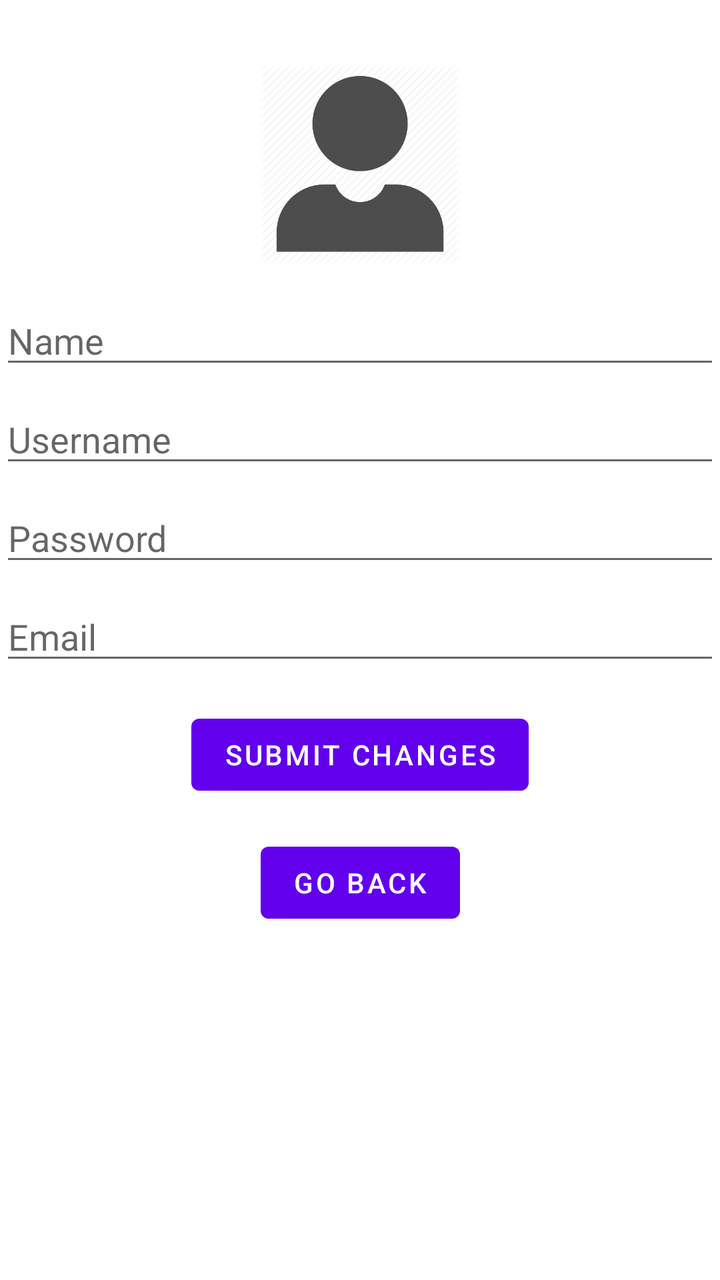
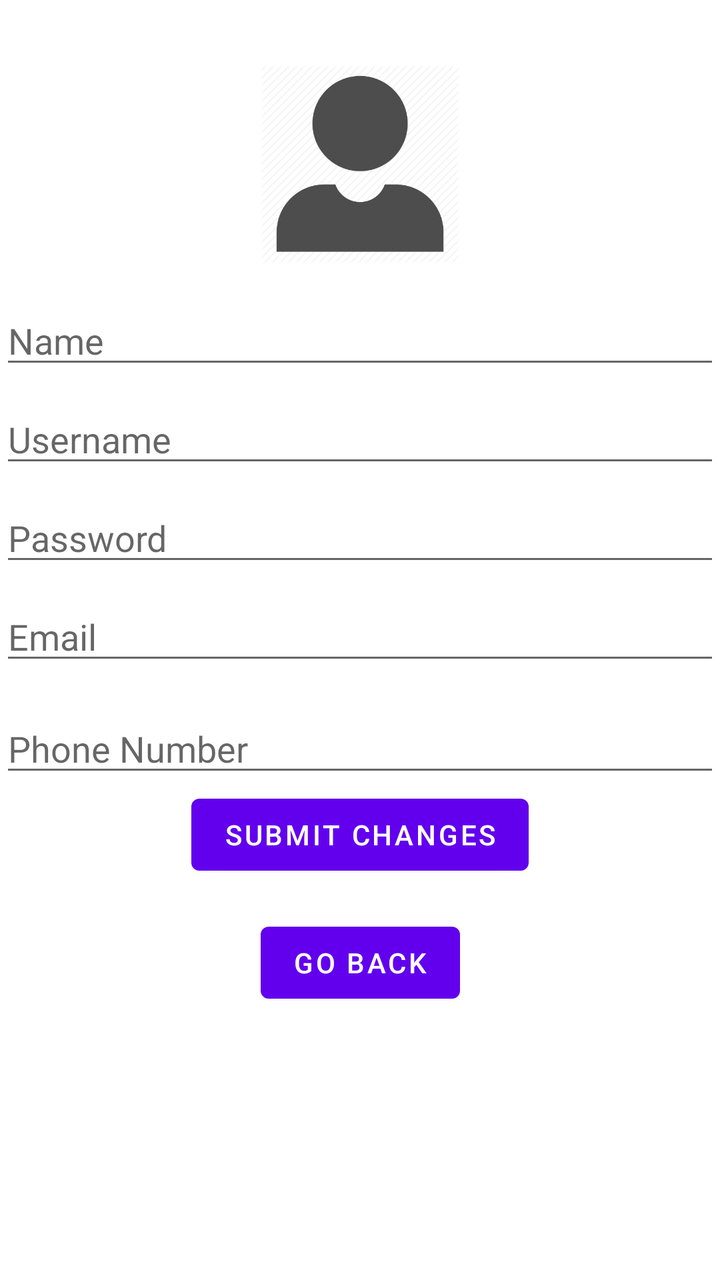

The first picture is an Android layout as it rendered before a commit; the second is the same layout after the commit. The layout source and the unified diff follow.
<!-- AndroidManifest.xml: application theme Theme.PRM392_TaiXiuFBT -->
<!-- res/layout/fragment_changeinfo.xml -->
<?xml version="1.0" encoding="utf-8"?>
<androidx.constraintlayout.widget.ConstraintLayout xmlns:android="http://schemas.android.com/apk/res/android"
    xmlns:app="http://schemas.android.com/apk/res-auto"
    android:layout_width="match_parent"
    android:layout_height="match_parent">

    <ImageView
        android:id="@+id/profileImageView"
        android:layout_width="100dp"
        android:layout_height="100dp"
        android:src="@drawable/ic_account"
        app:layout_constraintTop_toTopOf="parent"
        app:layout_constraintStart_toStartOf="parent"
        app:layout_constraintEnd_toEndOf="parent"
        android:layout_marginTop="32dp"/>

    <EditText
        android:id="@+id/nameEditText"
        android:layout_width="0dp"
        android:layout_height="wrap_content"
        android:hint="Name"
        app:layout_constraintTop_toBottomOf="@id/profileImageView"
        app:layout_constraintStart_toStartOf="parent"
        app:layout_constraintEnd_toEndOf="parent"
        android:layout_marginTop="16dp"/>

    <EditText
        android:id="@+id/usernameEditText"
        android:layout_width="0dp"
        android:layout_height="wrap_content"
        android:hint="Username"
        app:layout_constraintTop_toBottomOf="@id/nameEditText"
        app:layout_constraintStart_toStartOf="parent"
        app:layout_constraintEnd_toEndOf="parent"
        android:layout_marginTop="8dp"/>

    <EditText
        android:id="@+id/passwordEditText"
        android:layout_width="0dp"
        android:layout_height="wrap_content"
        android:hint="Password"
        android:inputType="textPassword"
        app:layout_constraintTop_toBottomOf="@id/usernameEditText"
        app:layout_constraintStart_toStartOf="parent"
        app:layout_constraintEnd_toEndOf="parent"
        android:layout_marginTop="8dp"/>

    <EditText
        android:id="@+id/emailEditText"
        android:layout_width="0dp"
        android:layout_height="wrap_content"
        android:hint="Email"
        android:inputType="textEmailAddress"
        app:layout_constraintTop_toBottomOf="@id/passwordEditText"
        app:layout_constraintStart_toStartOf="parent"
        app:layout_constraintEnd_toEndOf="parent"
        android:layout_marginTop="8dp"/>

    <Button
        android:id="@+id/submitChangesButton"
        android:layout_width="wrap_content"
        android:layout_height="wrap_content"
        android:text="Submit Changes"
        app:layout_constraintTop_toBottomOf="@id/emailEditText"
        app:layout_constraintStart_toStartOf="parent"
        app:layout_constraintEnd_toEndOf="parent"
        android:layout_marginTop="16dp"/>
    <Button
        android:id="@+id/gotoAccountFragmentButton"
        android:layout_width="wrap_content"
        android:layout_height="wrap_content"
        android:text="Go Back"
        app:layout_constraintTop_toBottomOf="@id/submitChangesButton"
        app:layout_constraintStart_toStartOf="parent"
        app:layout_constraintEnd_toEndOf="parent"
        android:layout_marginTop="16dp"/>
</androidx.constraintlayout.widget.ConstraintLayout>
<!-- resources referenced by this layout -->
<resources>
  <!-- drawable ic_account: png bitmap (drawable, 16172 bytes) -->
  <style name="Theme.PRM392_TaiXiuFBT" parent="Theme.MaterialComponents.DayNight.DarkActionBar">
          
          <item name="colorPrimary">@color/purple_500</item>
          <item name="colorPrimaryVariant">@color/purple_700</item>
          <item name="colorOnPrimary">@color/white</item>
          
          <item name="colorSecondary">@color/teal_200</item>
          <item name="colorSecondaryVariant">@color/teal_700</item>
          <item name="colorOnSecondary">@color/black</item>
          
          <item name="android:statusBarColor">?attr/colorPrimaryVariant</item>
          
      </style>
  <color name="purple_500">#FF6200EE</color>
  <color name="purple_700">#FF3700B3</color>
  <color name="white">#FFFFFFFF</color>
  <color name="teal_200">#FF03DAC5</color>
  <color name="teal_700">#FF018786</color>
  <color name="black">#FF000000</color>
</resources>

<!-- the commit's change to res/layout/fragment_changeinfo.xml (unified diff, before → after) -->
@@ -1,6 +1,7 @@
 <?xml version="1.0" encoding="utf-8"?>
 <androidx.constraintlayout.widget.ConstraintLayout xmlns:android="http://schemas.android.com/apk/res/android"
     xmlns:app="http://schemas.android.com/apk/res-auto"
+    xmlns:tools="http://schemas.android.com/tools"
     android:layout_width="match_parent"
     android:layout_height="match_parent">
 
@@ -56,15 +57,28 @@
         app:layout_constraintEnd_toEndOf="parent"
         android:layout_marginTop="8dp"/>
 
+    <EditText
+        android:id="@+id/phoneEditText"
+        android:layout_width="0dp"
+        android:layout_height="wrap_content"
+        android:layout_marginTop="64dp"
+        android:hint="Phone Number"
+        android:inputType="text|phone"
+        app:layout_constraintEnd_toEndOf="parent"
+        app:layout_constraintHorizontal_bias="0.0"
+        app:layout_constraintStart_toStartOf="parent"
+        app:layout_constraintTop_toBottomOf="@id/passwordEditText" />
+
     <Button
         android:id="@+id/submitChangesButton"
         android:layout_width="wrap_content"
         android:layout_height="wrap_content"
+        android:layout_marginTop="56dp"
         android:text="Submit Changes"
-        app:layout_constraintTop_toBottomOf="@id/emailEditText"
+        app:layout_constraintEnd_toEndOf="parent"
         app:layout_constraintStart_toStartOf="parent"
-        app:layout_constraintEnd_toEndOf="parent"
-        android:layout_marginTop="16dp"/>
+        app:layout_constraintTop_toBottomOf="@id/emailEditText" />
+
     <Button
         android:id="@+id/gotoAccountFragmentButton"
         android:layout_width="wrap_content"
@@ -74,4 +88,38 @@
         app:layout_constraintStart_toStartOf="parent"
         app:layout_constraintEnd_toEndOf="parent"
         android:layout_marginTop="16dp"/>
+
+    <TextView
+        android:id="@+id/idTextView"
+        android:layout_width="116dp"
+        android:layout_height="42dp"
+        android:layout_marginEnd="276dp"
+        android:layout_marginBottom="616dp"
+        android:text="@string/currentId"
+        android:visibility="invisible"
+        app:layout_constraintBottom_toBottomOf="parent"
+        app:layout_constraintEnd_toEndOf="parent" />
+
+    <TextView
+        android:id="@+id/moneyTextView"
+        android:layout_width="wrap_content"
+        android:layout_height="wrap_content"
+        android:layout_marginTop="60dp"
+        android:layout_marginEnd="60dp"
+        android:text="@string/currentMoney"
+        android:visibility="invisible"
+        app:layout_constraintEnd_toEndOf="parent"
+        app:layout_constraintTop_toTopOf="parent" />
+
+    <TextView
+        android:id="@+id/roleTextView"
+        android:layout_width="wrap_content"
+        android:layout_height="wrap_content"
+        android:layout_marginTop="60dp"
+        android:layout_marginEnd="8dp"
+        android:text="@string/curentRole"
+        android:visibility="invisible"
+        app:layout_constraintEnd_toStartOf="@+id/nameEditText"
+        app:layout_constraintTop_toBottomOf="@+id/moneyTextView" />
+
 </androidx.constraintlayout.widget.ConstraintLayout>
<!-- resource entries referenced after the edit -->
@@ -1,6 +1,9 @@
 <!-- resources referenced by this layout -->
 <resources>
   <!-- drawable ic_account: png bitmap (drawable, 16172 bytes) -->
+  <string name="curentRole">%1$d</string>
+  <string name="currentId">%1$d</string>
+  <string name="currentMoney">%1$d</string>
   <style name="Theme.PRM392_TaiXiuFBT" parent="Theme.MaterialComponents.DayNight.DarkActionBar">
           
           <item name="colorPrimary">@color/purple_500</item>
